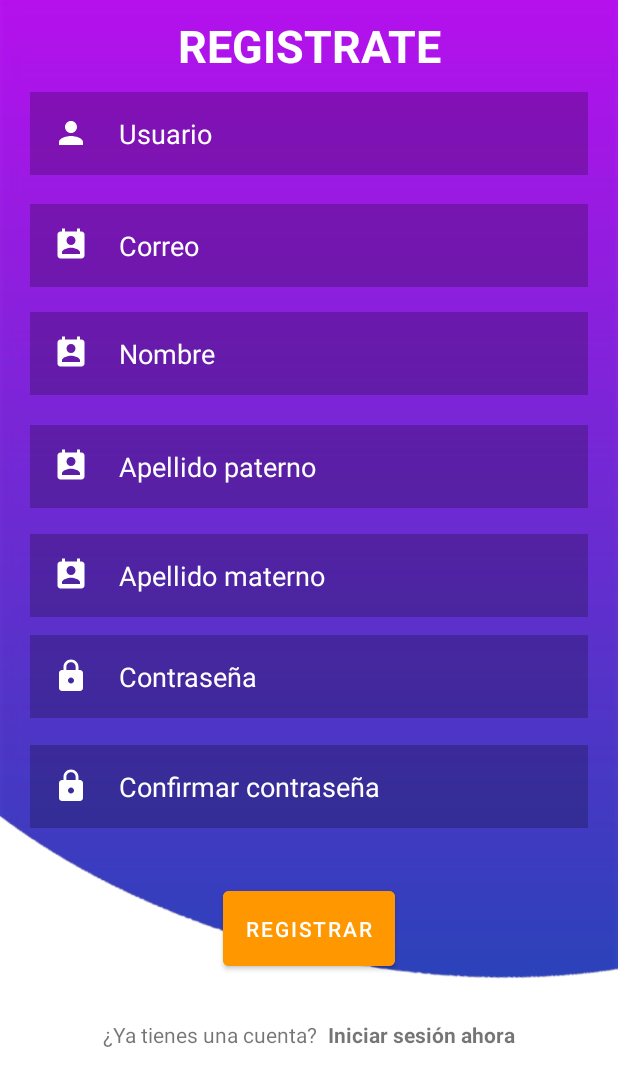
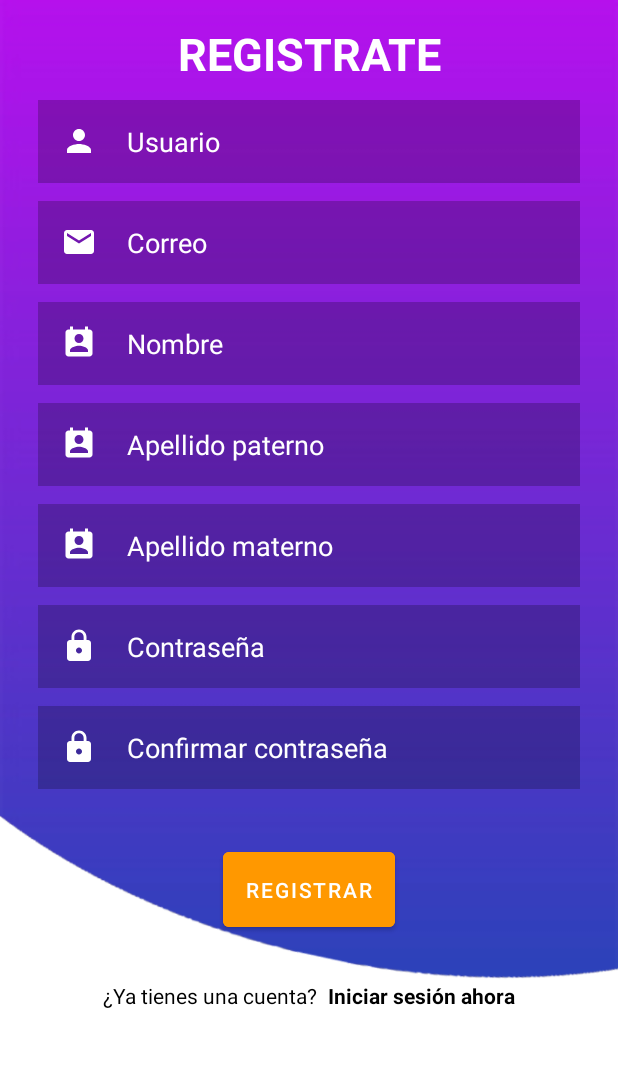
Before and after one commit to MeydiL/ScrosApp, an Android app: the screen it shows after launch (Registro), after a tap on "Registrate ahora", on a phone screen of 412 x 824 dp. Shown: the top 1086 px of the screen. Run offline under Robolectric (Android 15) with nearby library versions, the phone set to English and light mode, and no system bars; our stand-ins replace Firebase (no records; nobody signed in at launch, a user with empty details on screens opened directly).

```diff
--- a/app/src/main/java/com/example/scros/Login.java
+++ b/app/src/main/java/com/example/scros/Login.java
@@ -6,6 +6,7 @@ import androidx.appcompat.app.AppCompatActivity;
 import android.app.ProgressDialog;
 import android.content.Intent;
 import android.os.Bundle;
+import android.text.TextUtils;
 import android.util.Patterns;
 import android.view.View;
 import android.widget.Button;
@@ -59,47 +60,18 @@ public class Login extends AppCompatActivity {
             @Override
             public void onClick(View view) {
 
-                //inter.nombreUsuario = usuario.getText().toString();
                 correo = correoUsuario.getText().toString();
                 contrasena = contraUsuario.getText().toString();
 
                 if(!Patterns.EMAIL_ADDRESS.matcher(correo).matches()){
-                    Toast.makeText(Login.this, "Correo invalido.", Toast.LENGTH_SHORT).show();
+                    Toast.makeText(Login.this, "Error, correo inválido.", Toast.LENGTH_SHORT).show();
                 }
-                else if (correo.isEmpty() || contrasena.isEmpty()){
-                    Toast.makeText(Login.this, "Por favor, ingrese su usuario o contraseña.", Toast.LENGTH_SHORT).show();
-                }else{
+                else if (TextUtils.isEmpty(contrasena)){
+                    Toast.makeText(Login.this, "Por favor, ingrese su contraseña.", Toast.LENGTH_SHORT).show();
+                }
+                else{
                     LoginDeUsuario();
-                    /*databaseReference.child("Usuarios").addListenerForSingleValueEvent(new ValueEventListener() {
-                        @Override
-                        public void onDataChange(@NonNull DataSnapshot snapshot) {
-                            //Verificar si el usuario existe en la base de datos
-                            if (snapshot.exists() ){
-                                //El usuario existe por lo tanto, obtenemos la contraseña de la DB.
 
-                                final String getContraseña = snapshot.child(correo).child("contraseña").getValue(String.class);
-
-                                if(getContraseña.equals(contrasena)){
-                                    Toast.makeText(Login.this, "Ha iniciado sesión exitosamente.", Toast.LENGTH_SHORT).show();
-
-                                    //Abrimos la pantalla de menu principal
-                                    startActivity(new Intent(Login.this, Menu.class));
-                                    finish();
-                                }else{
-                                    Toast.makeText(Login.this, "Error, contraseña incorrecta.", Toast.LENGTH_SHORT).show();
-                                }
-
-                            }else{
-                                Toast.makeText(Login.this, "Error, usuario incorrecto.", Toast.LENGTH_SHORT).show();
-                            }
-                        }
-
-
-                        @Override
-                        public void onCancelled(@NonNull DatabaseError error) {
-
-                        }
-                    });*/
                 }
             }
         });
@@ -139,7 +111,6 @@ public class Login extends AppCompatActivity {
                             Toast.makeText(Login.this, "Error, verifique si los datos son correctos.", Toast.LENGTH_SHORT).show();
                         }
 
-
                     }
                 }).addOnFailureListener(new OnFailureListener() {
                 @Override
--- a/app/src/main/java/com/example/scros/Registro.java
+++ b/app/src/main/java/com/example/scros/Registro.java
@@ -85,57 +85,6 @@ public class Registro extends AppCompatActivity {
                 else{
                     CrearCuenta();
 
-
-                   /* databaseReference.child("Usuarios").addListenerForSingleValueEvent(new ValueEventListener() {
-                        @Override
-                        public void onDataChange(@NonNull DataSnapshot snapshot) {
-
-                            //VERIFICAMOS SI EL USUARIO YA ESTA REGISTRADO EN LA BD
-                            if (snapshot.hasChild(usuario)){
-                                Toast.makeText(Registro.this, "Este usuario ya está registrado.", Toast.LENGTH_SHORT).show();
-
-                            }else{
-                                // Enviar los datos a la BD, el nombre usuario sera la identidad unica por lo que todos lo datos de
-                                // detalle del usuario debe  de comenzar con el usuario.
-                                databaseReference.child("Usuarios").child(usuario).child("nombre").setValue(nombre);
-                                databaseReference.child("Usuarios").child(usuario).child("apellidoPat").setValue(apellidoPat);
-                                databaseReference.child("Usuarios").child(usuario).child("apellidoMat").setValue(apellidoMat);
-                                databaseReference.child("Usuarios").child(usuario).child("contraseña").setValue(contraseña);
-
-                                Toast.makeText(Registro.this, "Usuario registrado correctamente.", Toast.LENGTH_SHORT).show();
-                                finish();
-                            }
-                        }
-
-                        @Override
-                        public void onCancelled(@NonNull DatabaseError error) {
-
-                        }
-                    });*/
-
-                    /*databaseReference.child("amigos").addListenerForSingleValueEvent(new ValueEventListener() {
-                        @Override
-                        public void onDataChange(@NonNull DataSnapshot snapshot) {
-                            if (snapshot.hasChild(txtUsuario)){
-                                /*Random random = new Random();
-                                int clave = random.nextInt(10000);
-                                databaseReference.child("amigos").child(txtUsuario).child(txtUsuario+"_"+clave).setValue("null");
-
-                                finish();
-                            }else{
-                                Random random = new Random();
-                                int clave = random.nextInt(10000);
-                                databaseReference.child("amigos").child(txtUsuario).child(txtUsuario+"_"+clave).setValue("null");
-
-                                finish();
-                            }
-                        }
-
-                        @Override
-                        public void onCancelled(@NonNull DatabaseError error) {
-
-                        }
-                    });*/
                 }
             }
         });
@@ -146,6 +95,7 @@ public class Registro extends AppCompatActivity {
                 finish();
             }
         });
+
     }
     public void CrearCuenta(){
         progressDialog.setMessage("Creando su cuenta.");
--- /dev/null
+++ b/app/src/main/res/drawable/ic_email.xml
@@ -0,0 +1,5 @@
+<vector android:height="24dp" android:tint="#FFFFFF"
+    android:viewportHeight="24" android:viewportWidth="24"
+    android:width="24dp" xmlns:android="http://schemas.android.com/apk/res/android">
+    <path android:fillColor="@android:color/white" android:pathData="M20,4L4,4c-1.1,0 -1.99,0.9 -1.99,2L2,18c0,1.1 0.9,2 2,2h16c1.1,0 2,-0.9 2,-2L22,6c0,-1.1 -0.9,-2 -2,-2zM20,8l-8,5 -8,-5L4,6l8,5 8,-5v2z"/>
+</vector>
--- a/app/src/main/res/layout/activity_registro.xml
+++ b/app/src/main/res/layout/activity_registro.xml
@@ -6,6 +6,15 @@
     android:layout_height="match_parent"
     tools:context=".Registro"
     android:background="@drawable/background">
+
+    <LinearLayout
+        android:layout_width="match_parent"
+        android:layout_height="match_parent"
+        android:layout_marginStart="5dp"
+        android:layout_marginTop="5dp"
+        android:layout_marginEnd="5dp"
+        android:layout_marginBottom="5dp"
+        android:orientation="vertical">
 
         <TextView
             android:id="@+id/registro"
@@ -25,7 +34,6 @@
             android:id="@+id/usuario"
             android:layout_width="match_parent"
             android:layout_height="wrap_content"
-        android:layout_below="@+id/registro"
             android:layout_marginStart="20dp"
             android:layout_marginTop="5dp"
             android:layout_marginEnd="20dp"
@@ -35,33 +43,33 @@
             android:drawablePadding="20dp"
             android:hint="Usuario"
             android:padding="15dp"
-        android:textColor="@color/black"
+            android:singleLine="true"
+            android:textColor="@color/white"
             android:textColorHint="@color/white" />
 
         <EditText
             android:id="@+id/correo"
             android:layout_width="match_parent"
             android:layout_height="wrap_content"
-        android:layout_below="@+id/usuario"
             android:layout_marginStart="20dp"
-        android:layout_marginTop="9dp"
+            android:layout_marginTop="2dp"
             android:layout_marginEnd="20dp"
             android:layout_marginBottom="10dp"
             android:background="#38000000"
-        android:drawableLeft="@drawable/ic_data"
+            android:drawableLeft="@drawable/ic_email"
             android:drawablePadding="20dp"
             android:hint="Correo"
             android:padding="15dp"
-        android:textColor="@color/black"
+            android:singleLine="true"
+            android:textColor="@color/white"
             android:textColorHint="@color/white" />
 
         <EditText
             android:id="@+id/nombre"
             android:layout_width="match_parent"
             android:layout_height="wrap_content"
-        android:layout_below="@+id/usuario"
             android:layout_marginStart="20dp"
-        android:layout_marginTop="81dp"
+            android:layout_marginTop="2dp"
             android:layout_marginEnd="20dp"
             android:layout_marginBottom="10dp"
             android:background="#38000000"
@@ -69,16 +77,16 @@
             android:drawablePadding="20dp"
             android:hint="Nombre"
             android:padding="15dp"
-        android:textColor="@color/black"
+            android:singleLine="true"
+            android:textColor="@color/white"
             android:textColorHint="@color/white" />
 
         <EditText
             android:id="@+id/apellidoP"
             android:layout_width="match_parent"
             android:layout_height="wrap_content"
-        android:layout_below="@+id/nombre"
             android:layout_marginStart="20dp"
-        android:layout_marginTop="10dp"
+            android:layout_marginTop="2dp"
             android:layout_marginEnd="20dp"
             android:layout_marginBottom="10dp"
             android:background="#38000000"
@@ -86,16 +94,16 @@
             android:drawablePadding="20dp"
             android:hint="Apellido paterno"
             android:padding="15dp"
-        android:textColor="@color/black"
+            android:singleLine="true"
+            android:textColor="@color/white"
             android:textColorHint="@color/white" />
 
         <EditText
             android:id="@+id/apellidoM"
             android:layout_width="match_parent"
             android:layout_height="wrap_content"
-        android:layout_below="@+id/apellidoP"
             android:layout_marginStart="20dp"
-        android:layout_marginTop="7dp"
+            android:layout_marginTop="2dp"
             android:layout_marginEnd="20dp"
             android:layout_marginBottom="10dp"
             android:background="#38000000"
@@ -103,14 +111,14 @@
             android:drawablePadding="20dp"
             android:hint="Apellido materno"
             android:padding="15dp"
-        android:textColor="@color/black"
+            android:singleLine="true"
+            android:textColor="@color/white"
             android:textColorHint="@color/white" />
 
         <EditText
             android:id="@+id/contrasena"
             android:layout_width="match_parent"
             android:layout_height="wrap_content"
-        android:layout_below="@+id/apellidoM"
             android:layout_marginStart="20dp"
             android:layout_marginTop="2dp"
             android:layout_marginEnd="20dp"
@@ -118,34 +126,38 @@
             android:background="#38000000"
             android:drawableLeft="@drawable/ic_pass"
             android:drawablePadding="20dp"
+            android:ems="15"
             android:hint="Contraseña"
+            android:inputType="textPassword"
             android:padding="15dp"
-        android:textColor="@color/black"
+            android:singleLine="true"
+            android:textColor="@color/white"
             android:textColorHint="@color/white" />
 
         <EditText
             android:id="@+id/confirmContra"
             android:layout_width="match_parent"
             android:layout_height="wrap_content"
-        android:layout_below="@+id/contrasena"
             android:layout_marginStart="20dp"
-        android:layout_marginTop="8dp"
+            android:layout_marginTop="2dp"
             android:layout_marginEnd="20dp"
             android:layout_marginBottom="10dp"
             android:background="#38000000"
             android:drawableLeft="@drawable/ic_pass"
             android:drawablePadding="20dp"
+            android:ems="15"
             android:hint="Confirmar contraseña"
+            android:inputType="textPassword"
             android:padding="15dp"
-        android:textColor="@color/black"
+            android:singleLine="true"
+            android:textColor="@color/white"
             android:textColorHint="@color/white" />
 
         <Button
             android:id="@+id/btnregistrar"
             android:layout_width="wrap_content"
             android:layout_height="wrap_content"
-        android:layout_below="@+id/confirmContra"
-        android:layout_centerHorizontal="true"
+            android:layout_gravity="center"
             android:layout_marginStart="20dp"
             android:layout_marginTop="26dp"
             android:layout_marginEnd="20dp"
@@ -157,10 +169,9 @@
         <LinearLayout
             android:layout_width="wrap_content"
             android:layout_height="wrap_content"
+            android:layout_gravity="center"
+            android:layout_marginTop="10dp"
             android:orientation="horizontal"
-        android:layout_centerHorizontal="true"
-        android:layout_marginTop="10dp"
-        android:layout_below="@+id/btnregistrar"
 
             >
 
@@ -169,7 +180,8 @@
                 android:layout_width="wrap_content"
                 android:layout_height="wrap_content"
                 android:layout_weight="1"
-            android:text="¿Ya tienes una cuenta? " />
+                android:text="¿Ya tienes una cuenta? "
+                android:textColor="@color/black" />
 
             <TextView
                 android:id="@+id/txtLogin"
@@ -177,7 +189,11 @@
                 android:layout_height="wrap_content"
                 android:layout_weight="1"
                 android:text=" Iniciar sesión ahora"
-            android:textStyle="bold"/>
+                android:textColor="@color/black"
+                android:textStyle="bold" />
+        </LinearLayout>
+
+
     </LinearLayout>
 
 </RelativeLayout>
```
Also changed, not shown: app/src/main/res/drawable/ic_menu_camera.xml (deleted, +0 -12 lines), app/src/main/res/drawable/ic_menu_gallery.xml (deleted, +0 -9 lines), app/src/main/res/drawable/ic_menu_slideshow.xml (deleted, +0 -9 lines), app/src/main/res/drawable/menu_actividad.xml (added, +11 -0 lines), app/src/main/res/drawable/menu_amigos.xml (added, +10 -0 lines), app/src/main/res/drawable/menu_colab.xml (added, +10 -0 lines), app/src/main/res/drawable/menu_cuenta.xml (added, +10 -0 lines), app/src/main/res/drawable/menu_proyectos.xml (added, +10 -0 lines), app/src/main/res/drawable/menu_salir.xml (added, +10 -0 lines), app/src/main/res/layout/activity_login.xml (+35 -22 lines), app/src/main/res/menu/activity_main_drawer.xml (+22 -7 lines). Lines whose indentation alone changed are shown as unchanged.
